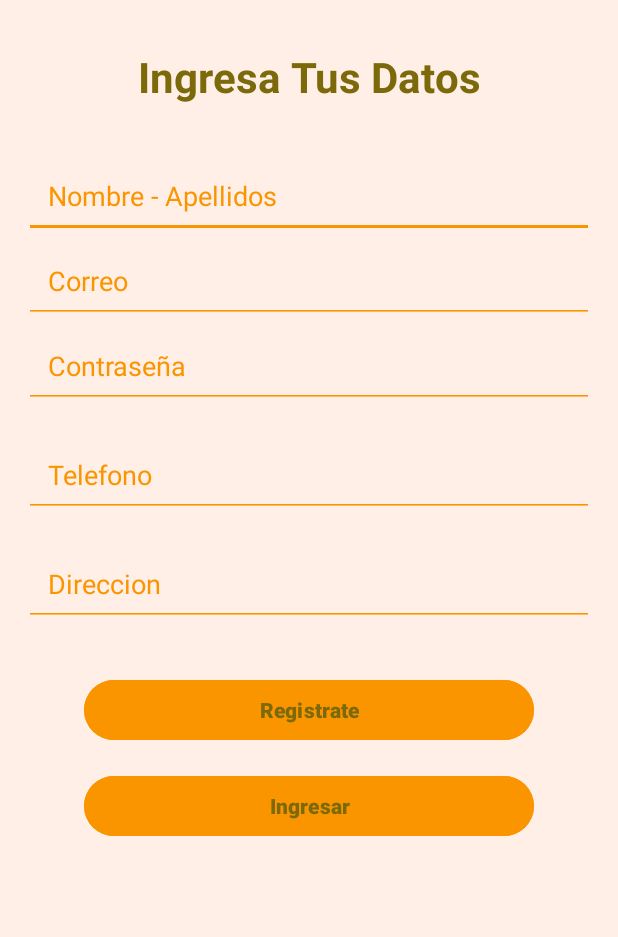
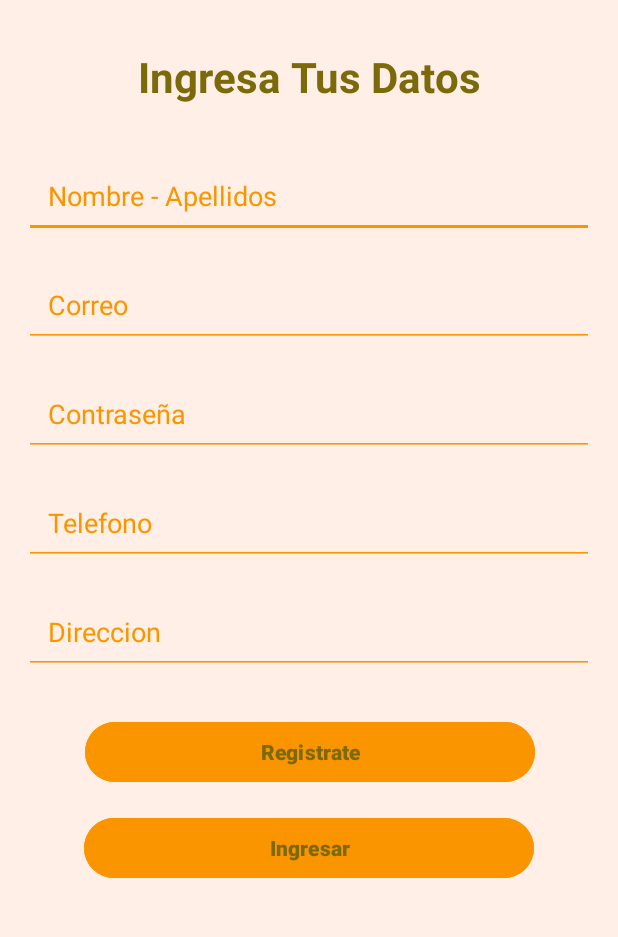
Before and after one commit to CarlosMSosaC/TiendaEco, an Android app: the screen it shows after launch (Formulario before the commit, FormularioRegistro after it), after a tap on "Registrate", on a phone screen of 412 x 824 dp, the part 85-1022 px from its top. Run offline under Robolectric (Android 15) with nearby library versions, the phone set to English and light mode, and no system bars.

Commit message:
Ajustes para Entrega

```diff
--- a/app/src/main/AndroidManifest.xml
+++ b/app/src/main/AndroidManifest.xml
@@ -29,10 +29,10 @@
         <activity android:name=".HomeActivity"
             android:exported="false"/>
 
-        <activity android:name=".Formulario"
+        <activity android:name=".FormularioRegistro"
             android:exported="false"/>
 
-        <activity android:name=".FormularioRegistro"
+        <activity android:name=".FormularioIngreso"
             android:exported="false"/>
 
         <activity android:name=".CartaProductos"
--- a/app/src/main/java/com/example/tiendaeco/CarritoProductos.java
+++ b/app/src/main/java/com/example/tiendaeco/CarritoProductos.java
@@ -8,6 +8,6 @@ public class CarritoProductos  extends AppCompatActivity {
     @Override
     protected void onCreate(Bundle savedInstanceState) {
         super.onCreate(savedInstanceState);
-        setContentView(R.layout.activity_lista_productos);
+        setContentView(R.layout.activity_carrito);
     }
 }
--- a/app/src/main/java/com/example/tiendaeco/Formulario.java
+++ /dev/null
@@ -1,26 +0,0 @@
-package com.example.tiendaeco;
-
-import android.content.Intent;
-import android.os.Bundle;
-import android.view.View;
-import android.widget.Button;
-
-import androidx.appcompat.app.AppCompatActivity;
-
-public class Formulario extends AppCompatActivity {
-    @Override
-    protected void onCreate(Bundle savedInstanceState) {
-        super.onCreate(savedInstanceState);
-        setContentView(R.layout.acttivity_formulario);
-
-        Button btnLogin = findViewById(R.id.btnLogin);
-
-        btnLogin.setOnClickListener(new View.OnClickListener() {
-            @Override
-            public void onClick(View v) {
-                Intent intent = new Intent(Formulario.this, FormularioRegistro.class);
-                startActivity(intent);
-            }
-        });
-    }
-}
--- a/app/src/main/java/com/example/tiendaeco/HomeActivity.java
+++ b/app/src/main/java/com/example/tiendaeco/HomeActivity.java
@@ -2,8 +2,6 @@ package com.example.tiendaeco;
 
 import android.content.Intent;
 import android.os.Bundle;
-import android.os.Handler;
-import android.os.Looper;
 import android.view.View;
 import android.widget.Button;
 
@@ -24,7 +22,7 @@ public class HomeActivity extends AppCompatActivity {
         btnRegister.setOnClickListener(new View.OnClickListener() {
             @Override
             public void onClick(View v) {
-                Intent intent = new Intent(HomeActivity.this, Formulario.class);
+                Intent intent = new Intent(HomeActivity.this, FormularioRegistro.class);
                 startActivity(intent);
             }
         });
@@ -34,7 +32,7 @@ public class HomeActivity extends AppCompatActivity {
         btnLogin.setOnClickListener(new View.OnClickListener() {
             @Override
             public void onClick(View v) {
-                Intent intent = new Intent(HomeActivity.this, FormularioRegistro.class);
+                Intent intent = new Intent(HomeActivity.this, FormularioIngreso.class);
                 startActivity(intent);
             }
         });
--- a/app/src/main/res/layout/acttivity_formulario.xml
+++ b/app/src/main/res/layout/acttivity_formulario_registro.xml
@@ -59,6 +59,7 @@
         android:textColor="@color/primer_color_texto"
         android:backgroundTint="@color/cuarto_color"
         android:padding="16dp"
+        android:layout_marginTop="16dp"
         app:layout_constraintTop_toBottomOf="@+id/etNombre"
         app:layout_constraintStart_toStartOf="parent"
         app:layout_constraintEnd_toEndOf="parent"
@@ -73,6 +74,7 @@
         android:textColor="@color/primer_color_texto"
         android:backgroundTint="@color/cuarto_color"
         android:padding="16dp"
+        android:layout_marginTop="16dp"
         app:layout_constraintTop_toBottomOf="@+id/etCorreo"
         app:layout_constraintStart_toStartOf="parent"
         app:layout_constraintEnd_toEndOf="parent"
@@ -87,12 +89,12 @@
         android:textColor="@color/primer_color_texto"
         android:backgroundTint="@color/cuarto_color"
         android:padding="16dp"
+        android:layout_marginTop="16dp"
         android:inputType="phone"
         app:layout_constraintTop_toBottomOf="@+id/etContrasena"
         app:layout_constraintStart_toStartOf="parent"
         app:layout_constraintEnd_toEndOf="parent"
-        android:layout_marginHorizontal="16dp"
-        android:layout_marginTop="16dp"/>
+        android:layout_marginHorizontal="16dp"/>
 
     <EditText
         android:id="@+id/etDireccionFormulario"
@@ -103,25 +105,25 @@
         android:textColor="@color/primer_color_texto"
         android:backgroundTint="@color/cuarto_color"
         android:padding="16dp"
+        android:layout_marginTop="16dp"
         android:inputType="textPostalAddress"
         app:layout_constraintTop_toBottomOf="@+id/etTelefonoFormulario"
         app:layout_constraintStart_toStartOf="parent"
         app:layout_constraintEnd_toEndOf="parent"
-        android:layout_marginHorizontal="16dp"
-        android:layout_marginTop="16dp"/>
+        android:layout_marginHorizontal="16dp" />
 
     <Button
         android:id="@+id/btnRegister"
         android:layout_width="300dp"
         android:layout_height="wrap_content"
-        android:layout_marginTop="32dp"
+        android:layout_marginTop="28dp"
         android:backgroundTint="@color/cuarto_color"
         android:text="@string/registro"
         android:textColor="@color/primer_color_texto"
         android:textStyle="bold"
         app:cornerRadius="50dp"
         app:layout_constraintEnd_toEndOf="parent"
-        app:layout_constraintHorizontal_bias="0.5"
+        app:layout_constraintHorizontal_bias="0.504"
         app:layout_constraintStart_toStartOf="parent"
         app:layout_constraintTop_toBottomOf="@+id/etDireccionFormulario" />
 
```
Also changed, not shown: app/src/main/java/com/example/tiendaeco/CartaProductos.java (+13 -0 lines), app/src/main/java/com/example/tiendaeco/FormularioIngreso.java (added, +33 -0 lines), app/src/main/java/com/example/tiendaeco/FormularioRegistro.java (+37 -4 lines), app/src/main/res/drawable/profile.xml (added, +11 -0 lines), app/src/main/res/layout/activity_lista_productos.xml (+9 -0 lines).
